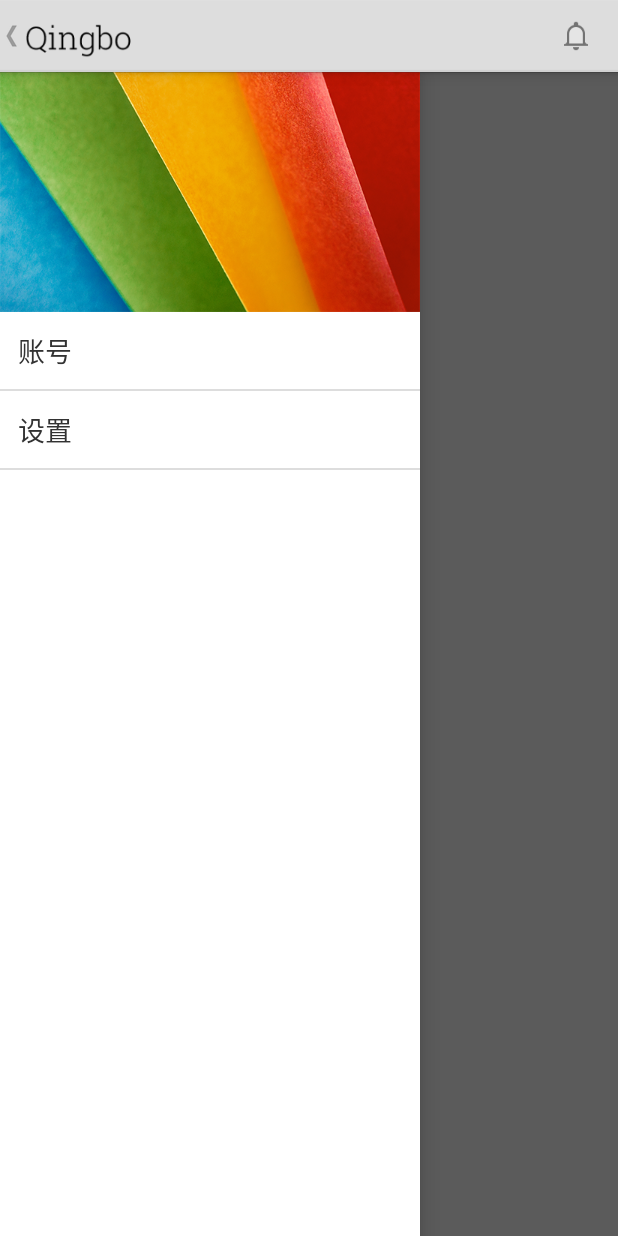
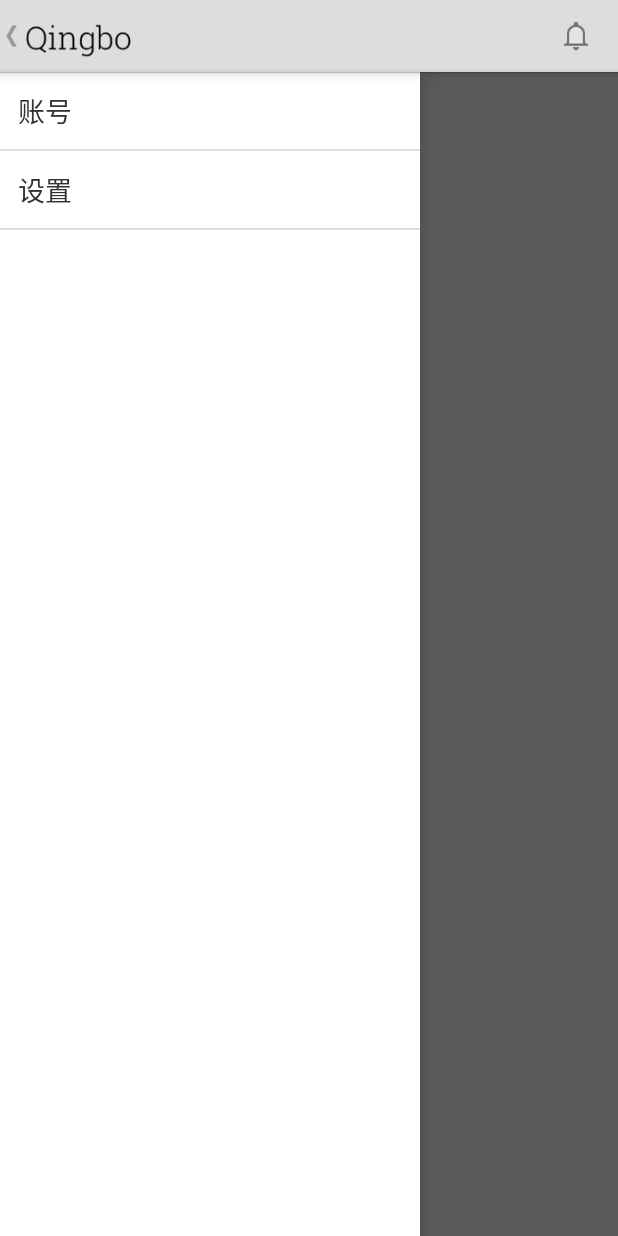
Before and after one commit to kyze8439690/Qingbo, an Android app: the screen it shows after launch (MainActivity), with the side drawer open, on a phone screen of 412 x 824 dp. Run offline under Robolectric (Android 15) with nearby library versions, the light colour scheme and no system bars; libraries missing offline, so code that uses them is left out: com.haarman.listviewanimations, com.nineoldandroids.animation, uk.co.senab; plain views replace PullToRefreshLayout; 6 statements that could not run were skipped.

Commit message:
fix drawer bug, update actionbar pulltorefresh version

```diff
--- a/build.gradle
+++ b/build.gradle
@@ -24,7 +24,7 @@ android {
 
 dependencies {
     compile 'com.android.support:support-v4:18.0.+'
-    compile 'com.github.chrisbanes.actionbarpulltorefresh:library:0.8'
+    compile 'com.github.chrisbanes.actionbarpulltorefresh:library:+'
     compile 'com.github.chrisbanes.photoview:library:1.2.2'
     compile 'com.nhaarman.listviewanimations:library:2.5.2'
     compile fileTree(dir: 'libs' , include: '*.jar')
--- a/src/main/AndroidManifest.xml
+++ b/src/main/AndroidManifest.xml
@@ -1,7 +1,7 @@
 <?xml version="1.0" encoding="utf-8"?>
 <manifest xmlns:android="http://schemas.android.com/apk/res/android"
     package="com.yugy.qingbo"
-    android:versionCode="4"
+    android:versionCode="5"
     android:versionName="1.0" >
 
     <uses-sdk
--- a/src/main/java/com/yugy/qingbo/MyApplication.java
+++ b/src/main/java/com/yugy/qingbo/MyApplication.java
@@ -37,7 +37,7 @@ public class MyApplication extends Application {
                 .cacheOnDisc(true)
                 .displayer(new FadeInBitmapDisplayer(600))
                 .build();
-        File cacheDir = new File(Environment.getExternalStorageDirectory().getPath() + "/Qingbo/cache");
+        File cacheDir = new File(getExternalFilesDir(Environment.DIRECTORY_PICTURES).getPath());
         ImageLoaderConfiguration config = new ImageLoaderConfiguration.Builder(getApplicationContext())
                 .denyCacheImageMultipleSizesInMemory()
                 .memoryCache(new LruMemoryCache(2 * 1024 * 1024))
--- a/src/main/java/com/yugy/qingbo/ui/adapter/CardsAnimationAdapter.java
+++ b/src/main/java/com/yugy/qingbo/ui/adapter/CardsAnimationAdapter.java
@@ -42,4 +42,5 @@ public class CardsAnimationAdapter extends AnimationAdapter {
                 ObjectAnimator.ofFloat(view, "RotationX", mRotationX, 0)
         };
     }
+
 }
--- a/src/main/res/layout/activity_main.xml
+++ b/src/main/res/layout/activity_main.xml
@@ -36,18 +36,10 @@
         android:background="#FFF"
         >
 
-        <View
-            android:id="@+id/main_left_drawer_person"
-            android:layout_width="match_parent"
-            android:layout_height="160dp"
-            android:background="@drawable/bg_person"
-            />
-
         <ListView
             android:id="@+id/main_left_drawer_list"
             android:layout_width="match_parent"
             android:layout_height="match_parent"
-            android:layout_below="@+id/main_left_drawer_person"
             android:choiceMode="singleChoice"
             android:divider="#ddd"
             android:dividerHeight="1dp"
--- a/src/main/res/values-w820dp/dimens.xml
+++ /dev/null
@@ -1,6 +0,0 @@
-<resources>
-    <!-- Example customization of dimensions originally defined in res/values/dimens.xml
-         (such as screen margins) for screens with more than 820dp of available width. This
-         would include 7" and 10" devices in landscape (~960dp and ~1280dp respectively). -->
-    <dimen name="activity_horizontal_margin">64dp</dimen>
-</resources>
--- a/src/main/res/values/styles.xml
+++ b/src/main/res/values/styles.xml
@@ -5,6 +5,27 @@
 
     <style name="AppTheme" parent="AppBaseTheme">
         <item name="android:actionBarStyle">@style/actionBarStyle</item>
+        <item name="ptrHeaderStyle">@style/Widget.Custom.PtrHeader</item>
+    </style>
+
+    <style name="Widget.Custom.PtrHeader" parent="android:Widget">
+        <!-- TextAppearance of the header view's title text -->
+        <item name="ptrHeaderTitleTextAppearance">@style/TextAppearance.Custom.PtrHeader.Title</item>
+
+        <!-- Color to tint the progress bar -->
+        <item name="ptrProgressBarColor">#333</item>
+
+        <!-- Style of the Progress Bar. Values are either: inside or outside -->
+        <item name="ptrProgressBarStyle">inside</item>
+
+        <!-- The strings to be displayed at the various states -->
+        <item name="ptrPullText">向下滑动即可刷新</item>
+        <item name="ptrRefreshingText">正在刷新...</item>
+    </style>
+
+    <style name="TextAppearance.Custom.PtrHeader.Title"
+           parent="android:TextAppearance">
+        <item name="android:textSize">15sp</item>
     </style>
 
     <style name="DetailTheme" parent="android:Theme.Holo.Light">
```
Also changed, not shown: src/main/java/com/yugy/qingbo/ui/MainActivity.java (+27 -26 lines).
